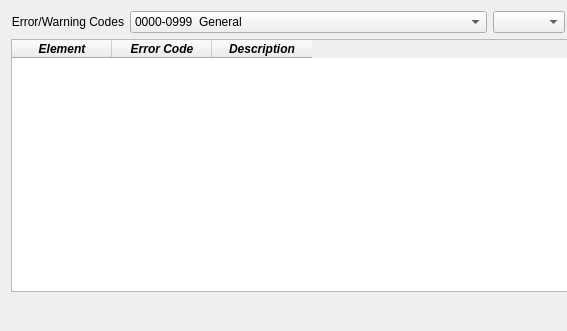
Old version of the form flo2d/ui/issues.ui in the repository FLO-2DSoftware/qgis-flo-2d-plugin; both pictures show x 0 to 567 and y 0 to 331 of the 874 by 331 pixel window.
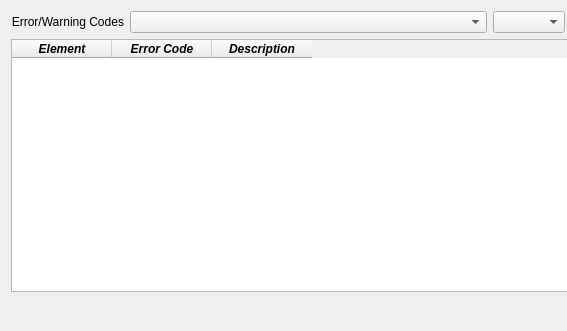
New version of the form. Icons and pictures are not drawn.

The edit to the form file:
```diff
--- a/flo2d/ui/issues.ui
+++ b/flo2d/ui/issues.ui
@@ -6,7 +6,7 @@
    <rect>
     <x>0</x>
     <y>0</y>
-    <width>768</width>
+    <width>838</width>
     <height>331</height>
    </rect>
   </property>
@@ -151,6 +151,16 @@
        <property name="maxVisibleItems">
         <number>20</number>
        </property>
+       <item>
+        <property name="text">
+         <string/>
+        </property>
+       </item>
+       <item>
+        <property name="text">
+         <string>All</string>
+        </property>
+       </item>
        <item>
         <property name="text">
          <string>0000-0999  General</string>
```
Left out of the diff: 2 changed lines with no effect on the pictures.
